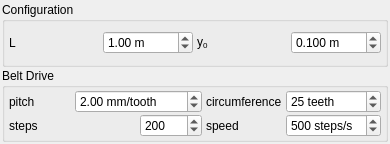
Above: hardware/PolargraphWidget.ui from davidgrier/QPolargraph before the change. Below: the same form after it.
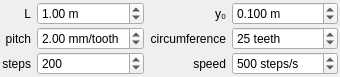
That is the form after the change.

Commit message:
Redesign widgets for compact, consistent layout
PolargraphWidget: remove nested Configuration/Belt Drive group boxes;
flatten to a single 3-row grid with right-aligned labels beside
spinboxes (label | spinbox | label | spinbox).

RasterScanWidget: replace label-above-spinbox rows with matching
label-beside-spinbox grid (3 rows, same 4-column pattern).

Both widgets now use 2 px margins, 6 px horizontal / 2 px vertical
spacing, and Expanding spinboxes so they fill available width evenly.

```diff
--- a/hardware/PolargraphWidget.ui
+++ b/hardware/PolargraphWidget.ui
@@ -6,23 +6,14 @@
    <rect>
     <x>0</x>
     <y>0</y>
-    <width>390</width>
-    <height>144</height>
+    <width>340</width>
+    <height>76</height>
    </rect>
   </property>
-  <property name="minimumSize">
-   <size>
-    <width>353</width>
-    <height>0</height>
-   </size>
-  </property>
   <property name="windowTitle">
    <string>Polargraph</string>
   </property>
-  <layout class="QVBoxLayout" name="verticalLayout">
-   <property name="spacing">
-    <number>1</number>
-   </property>
+  <layout class="QGridLayout" name="gridLayout">
    <property name="leftMargin">
     <number>2</number>
    </property>
@@ -31,45 +22,24 @@
    </property>
    <property name="rightMargin">
     <number>2</number>
-   </property>
-   <property name="bottomMargin">
-    <number>2</number>
-   </property>
-   <item>
-    <widget class="QGroupBox" name="groupSetup">
-     <property name="font">
-      <font>
-       <weight>50</weight>
-       <bold>false</bold>
-      </font>
-     </property>
-     <property name="title">
-      <string>Configuration</string>
-     </property>
-     <layout class="QGridLayout" name="gridLayout_3">
-      <property name="leftMargin">
-       <number>4</number>
-      </property>
-      <property name="topMargin">
-       <number>2</number>
-      </property>
-      <property name="rightMargin">
-       <number>4</number>
       </property>
       <property name="bottomMargin">
        <number>2</number>
       </property>
       <property name="horizontalSpacing">
-       <number>4</number>
+    <number>6</number>
       </property>
       <property name="verticalSpacing">
-       <number>1</number>
+    <number>2</number>
       </property>
       <item row="0" column="0">
        <widget class="QLabel" name="labelEll">
         <property name="text">
          <string>L</string>
         </property>
+     <property name="alignment">
+      <set>Qt::AlignRight|Qt::AlignVCenter</set>
+     </property>
         <property name="buddy">
          <cstring>ell</cstring>
         </property>
@@ -77,6 +47,12 @@
       </item>
       <item row="0" column="1">
        <widget class="QDoubleSpinBox" name="ell">
+     <property name="sizePolicy">
+      <sizepolicy hsizetype="Expanding" vsizetype="Fixed">
+       <horstretch>1</horstretch>
+       <verstretch>0</verstretch>
+      </sizepolicy>
+     </property>
         <property name="toolTip">
          <string>Separation betwen stepping motors</string>
         </property>
@@ -100,7 +76,10 @@
       <item row="0" column="2">
        <widget class="QLabel" name="labely0">
         <property name="text">
-         <string>&lt;html&gt;&lt;head/&gt;&lt;body&gt;&lt;p&gt;y&lt;span style=&quot; vertical-align:sub;&quot;&gt;0&lt;/span&gt;&lt;/p&gt;&lt;/body&gt;&lt;/html&gt;</string>
+      <string>y&#x2080;</string>
+     </property>
+     <property name="alignment">
+      <set>Qt::AlignRight|Qt::AlignVCenter</set>
         </property>
         <property name="buddy">
          <cstring>y0</cstring>
@@ -109,6 +88,12 @@
       </item>
       <item row="0" column="3">
        <widget class="QDoubleSpinBox" name="y0">
+     <property name="sizePolicy">
+      <sizepolicy hsizetype="Expanding" vsizetype="Fixed">
+       <horstretch>1</horstretch>
+       <verstretch>0</verstretch>
+      </sizepolicy>
+     </property>
         <property name="toolTip">
          <string>Home position</string>
         </property>
@@ -132,51 +117,27 @@
         </property>
        </widget>
       </item>
-     </layout>
-    </widget>
-   </item>
-   <item>
-    <widget class="QGroupBox" name="groupBelt">
-     <property name="font">
-      <font>
-       <weight>50</weight>
-       <bold>false</bold>
-      </font>
-     </property>
-     <property name="title">
-      <string>Belt Drive</string>
-     </property>
-     <layout class="QGridLayout" name="gridLayout_2">
-      <property name="leftMargin">
-       <number>4</number>
-      </property>
-      <property name="topMargin">
-       <number>2</number>
-      </property>
-      <property name="rightMargin">
-       <number>4</number>
-      </property>
-      <property name="bottomMargin">
-       <number>2</number>
-      </property>
-      <property name="horizontalSpacing">
-       <number>4</number>
-      </property>
-      <property name="verticalSpacing">
-       <number>1</number>
-      </property>
-      <item row="0" column="0">
-       <widget class="QLabel" name="labelUnit">
+   <item row="1" column="0">
+    <widget class="QLabel" name="labelPitch">
         <property name="text">
          <string>pitch</string>
         </property>
+     <property name="alignment">
+      <set>Qt::AlignRight|Qt::AlignVCenter</set>
+     </property>
         <property name="buddy">
          <cstring>pitch</cstring>
         </property>
        </widget>
       </item>
-      <item row="0" column="1" colspan="2">
+   <item row="1" column="1">
        <widget class="QDoubleSpinBox" name="pitch">
+     <property name="sizePolicy">
+      <sizepolicy hsizetype="Expanding" vsizetype="Fixed">
+       <horstretch>1</horstretch>
+       <verstretch>0</verstretch>
+      </sizepolicy>
+     </property>
         <property name="toolTip">
          <string>Separation between teeth on belt</string>
         </property>
@@ -200,38 +161,94 @@
         </property>
        </widget>
       </item>
-      <item row="0" column="3">
+   <item row="1" column="2">
        <widget class="QLabel" name="labelCircum">
         <property name="text">
          <string>circumference</string>
         </property>
+     <property name="alignment">
+      <set>Qt::AlignRight|Qt::AlignVCenter</set>
+     </property>
         <property name="buddy">
          <cstring>circumference</cstring>
         </property>
        </widget>
       </item>
-      <item row="1" column="0" colspan="2">
+   <item row="1" column="3">
+    <widget class="QSpinBox" name="circumference">
+     <property name="sizePolicy">
+      <sizepolicy hsizetype="Expanding" vsizetype="Fixed">
+       <horstretch>1</horstretch>
+       <verstretch>0</verstretch>
+      </sizepolicy>
+     </property>
+     <property name="toolTip">
+      <string>Number of teeth per full rotation</string>
+     </property>
+     <property name="suffix">
+      <string> teeth</string>
+     </property>
+     <property name="value">
+      <number>25</number>
+     </property>
+    </widget>
+   </item>
+   <item row="2" column="0">
        <widget class="QLabel" name="labelSteps">
         <property name="text">
          <string>steps</string>
         </property>
+     <property name="alignment">
+      <set>Qt::AlignRight|Qt::AlignVCenter</set>
+     </property>
         <property name="buddy">
          <cstring>steps</cstring>
         </property>
        </widget>
       </item>
-      <item row="1" column="3">
-       <widget class="QLabel" name="labelStepSpeed">
+   <item row="2" column="1">
+    <widget class="QSpinBox" name="steps">
+     <property name="sizePolicy">
+      <sizepolicy hsizetype="Expanding" vsizetype="Fixed">
+       <horstretch>1</horstretch>
+       <verstretch>0</verstretch>
+      </sizepolicy>
+     </property>
+     <property name="toolTip">
+      <string>Number of steps in a full rotation</string>
+     </property>
+     <property name="minimum">
+      <number>50</number>
+     </property>
+     <property name="maximum">
+      <number>500</number>
+     </property>
+     <property name="value">
+      <number>200</number>
+     </property>
+    </widget>
+   </item>
+   <item row="2" column="2">
+    <widget class="QLabel" name="labelSpeed">
         <property name="text">
          <string>speed</string>
         </property>
+     <property name="alignment">
+      <set>Qt::AlignRight|Qt::AlignVCenter</set>
+     </property>
         <property name="buddy">
          <cstring>speed</cstring>
         </property>
        </widget>
       </item>
-      <item row="1" column="4">
+   <item row="2" column="3">
        <widget class="QDoubleSpinBox" name="speed">
+     <property name="sizePolicy">
+      <sizepolicy hsizetype="Expanding" vsizetype="Fixed">
+       <horstretch>1</horstretch>
+       <verstretch>0</verstretch>
+      </sizepolicy>
+     </property>
         <property name="toolTip">
          <string>Maximum motor speed</string>
         </property>
@@ -256,44 +273,6 @@
         <property name="value">
          <double>500.000000000000000</double>
         </property>
-       </widget>
-      </item>
-      <item row="0" column="4">
-       <widget class="QSpinBox" name="circumference">
-        <property name="toolTip">
-         <string>Number of teeth per full rotation</string>
-        </property>
-        <property name="statusTip">
-         <string>Polargraph: Teeth per motor revolution</string>
-        </property>
-        <property name="suffix">
-         <string> teeth</string>
-        </property>
-        <property name="value">
-         <number>25</number>
-        </property>
-       </widget>
-      </item>
-      <item row="1" column="2">
-       <widget class="QSpinBox" name="steps">
-        <property name="toolTip">
-         <string>Number of steps in a full rotation</string>
-        </property>
-        <property name="statusTip">
-         <string>Polargraph: Motor steps per revolution</string>
-        </property>
-        <property name="minimum">
-         <number>50</number>
-        </property>
-        <property name="maximum">
-         <number>500</number>
-        </property>
-        <property name="value">
-         <number>200</number>
-        </property>
-       </widget>
-      </item>
-     </layout>
     </widget>
    </item>
   </layout>
```
Left out of the diff: 8 changed lines with no effect on the pictures. Lines whose indentation alone changed are shown as unchanged. The commit also changes 1 other file.
